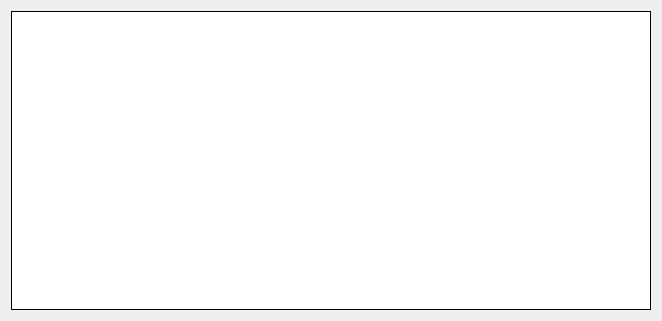
Before: the Qt Designer form starviewer/src/core/thumbnailimagedisplayer.ui in starviewer-medical/starviewer, drawn with Qt 5.
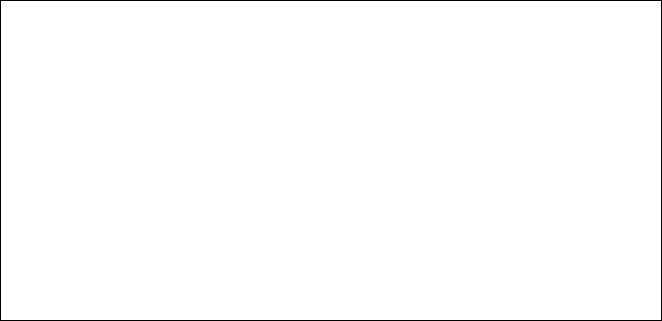
After: the same form once the commit is applied.

What changed in the file:
```diff
--- a/starviewer/src/core/thumbnailimagedisplayer.ui
+++ b/starviewer/src/core/thumbnailimagedisplayer.ui
@@ -20,6 +20,12 @@
    <string>Form</string>
   </property>
   <layout class="QVBoxLayout" name="verticalLayout">
+   <property name="spacing">
+    <number>0</number>
+   </property>
+   <property name="margin">
+    <number>0</number>
+   </property>
    <item>
     <widget class="QListWidget" name="m_listImagesDisplayer">
      <property name="enabled">
```
Left out of the diff: 2 changed lines with no effect on the pictures.
